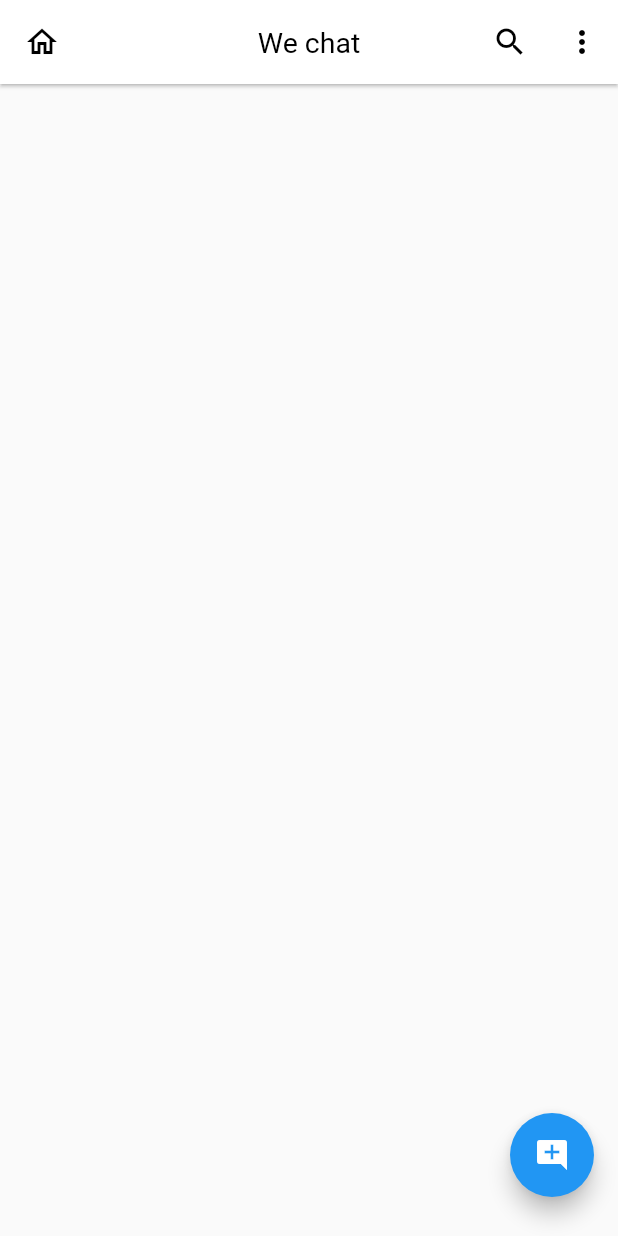
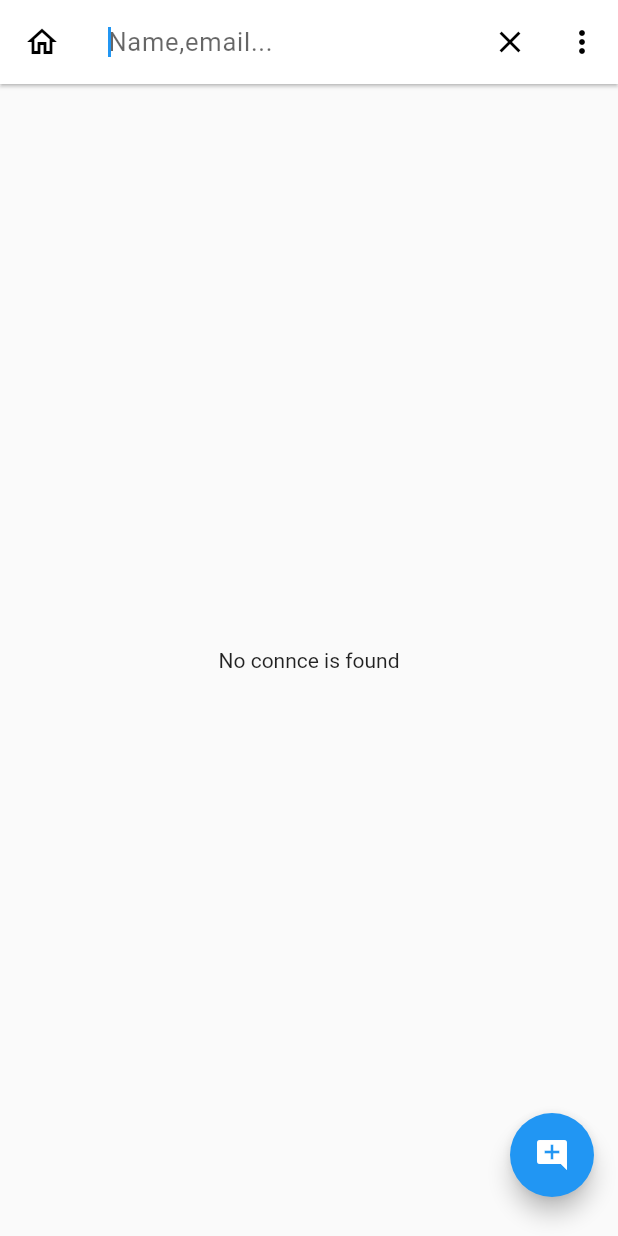
Before and after one commit to Intihar12/wayoutchatapp, a Flutter app: the HomeScreen screen opened directly, after a tap on the "search" icon, on a phone screen of 412 x 824 dp. Run offline on Flutter 3.47's test engine with Material 2 defaults, Android fonts, the light colour scheme and no system bars; our stand-ins replace cached_network_image, cloud_firestore, firebase_auth, firebase_core, google_sign_in, image_picker; accounts and stored records are empty.

Commit message:
first commit

```diff
--- a/lib/api/apis.dart
+++ b/lib/api/apis.dart
@@ -1,5 +1,48 @@
+import 'package:cloud_firestore/cloud_firestore.dart';
 import 'package:firebase_auth/firebase_auth.dart';
+
+import '../modals/chat_user_modal.dart';
 
 class Apis {
   static FirebaseAuth auth = FirebaseAuth.instance;
+  static FirebaseFirestore fireStore = FirebaseFirestore.instance;
+  static late ChatUserModal me;
+  static User get user => auth.currentUser!;
+  static Future<bool> isUserExist() async {
+    return (await fireStore.collection('Users').doc(user.uid).get()).exists;
+  }
+
+  static Future<void> updateUserProfile() async {
+    await fireStore.collection('Users').doc(user.uid).update({'name': me.name, 'about': me.about});
+  }
+
+  static Future<void> isSelfInfo() async {
+    return fireStore.collection('Users').doc(user.uid).get().then((value) async {
+      if (value.exists) {
+        me = ChatUserModal.fromJson(value.data());
+      } else {
+        await createUser().then((value) => isSelfInfo());
+      }
+    });
+  }
+
+  static Future<void> createUser() async {
+    final time = DateTime.now().microsecondsSinceEpoch.toString();
+    final chatUserModal = ChatUserModal(
+      id: user.uid,
+      email: user.email,
+      pushToken: "",
+      lastActive: time,
+      image: user.photoURL,
+      createAt: time,
+      isOnline: false,
+      name: user.displayName,
+      about: "He, i am using we chat",
+    );
+    return await fireStore.collection('Users').doc(user.uid).set(chatUserModal.toJson());
+  }
+
+  static Stream<QuerySnapshot<Map<String, dynamic>>> getAllUsers() {
+    return fireStore.collection('Users').where("id", isNotEqualTo: user.uid).snapshots();
+  }
 }
--- /dev/null
+++ b/lib/modals/chat_user_modal.dart
@@ -0,0 +1,36 @@
+class ChatUserModal {
+  String? name;
+  String? about;
+  String? image;
+  String? id;
+  String? lastActive;
+  String? createAt;
+  String? email;
+  String? pushToken;
+  bool? isOnline;
+
+  ChatUserModal({this.name, this.isOnline, this.about, this.createAt, this.id, this.image, this.email, this.lastActive, this.pushToken});
+
+  factory ChatUserModal.fromJson(Map<String, dynamic>? json) => ChatUserModal(
+      name: json?["name"],
+      about: json?["about"],
+      isOnline: json?["isOnline"],
+      createAt: json?["createAt"],
+      image: json?["image"] == null ? null : json?["image"],
+      email: json?["email"],
+      id: json?["id"],
+      lastActive: json?["lastActive"],
+      pushToken: json?["pushToken"]);
+
+  Map<String, dynamic> toJson() => {
+        "name": name,
+        "about": about,
+        "isOnline": isOnline,
+        "createAt": createAt,
+        "image": image,
+        "email": email,
+        "id": id,
+        "lastActive": lastActive,
+        "pushToken": pushToken
+      };
+}
--- a/lib/screens/home_screen.dart
+++ b/lib/screens/home_screen.dart
@@ -1,8 +1,12 @@
 import 'package:flutter/cupertino.dart';
 import 'package:flutter/material.dart';
 import 'package:google_sign_in/google_sign_in.dart';
+import 'package:wayoutchatapp/screens/profile_screen.dart';
 
 import '../api/apis.dart';
+import '../main.dart';
+import '../modals/chat_user_modal.dart';
+import '../widgets/cart_chat_user.dart';
 
 class HomeScreen extends StatefulWidget {
   const HomeScreen({Key? key}) : super(key: key);
@@ -12,9 +16,32 @@ class HomeScreen extends StatefulWidget {
 }
 
 class _HomeScreenState extends State<HomeScreen> {
+  List<ChatUserModal> list = [];
+  final List<ChatUserModal> searchList = [];
+  bool isSearch = false;
+  @override
+  void initState() {
+    // TODO: implement initState
+    Apis.isSelfInfo();
+    super.initState();
+  }
+
   @override
   Widget build(BuildContext context) {
-    return Scaffold(
+    return GestureDetector(
+      onTap: () => FocusScope.of(context).unfocus(),
+      child: WillPopScope(
+        onWillPop: () {
+          if (isSearch) {
+            setState(() {
+              isSearch = !isSearch;
+            });
+            return Future.value(false);
+          } else {
+            return Future.value(true);
+          }
+        },
+        child: Scaffold(
             floatingActionButton: Padding(
               padding: const EdgeInsets.only(bottom: 10.0),
               child: FloatingActionButton(
@@ -27,8 +54,79 @@ class _HomeScreenState extends State<HomeScreen> {
             ),
             appBar: AppBar(
               leading: Icon(Icons.home_outlined),
-        title: Text("We chat"),
-        actions: [IconButton(onPressed: () {}, icon: Icon(Icons.search)), IconButton(onPressed: () {}, icon: Icon(Icons.more_vert))],
+              title: isSearch
+                  ? TextField(
+                      decoration: InputDecoration(
+                        border: InputBorder.none,
+                        hintText: "Name,email...",
+                      ),
+                      autofocus: true,
+                      style: TextStyle(fontSize: 17, letterSpacing: 0.5),
+                      onChanged: (value) {
+                        searchList.clear();
+
+                        for (var i in list) {
+                          if (i.name!.toLowerCase().contains(value.toLowerCase()) || i.email!.toLowerCase().contains(value.toLowerCase())) {
+                            searchList.add(i);
+                          }
+                          setState(() {
+                            searchList;
+                          });
+                        }
+                      },
+                    )
+                  : Text("We chat"),
+              actions: [
+                IconButton(
+                    onPressed: () {
+                      setState(() {
+                        isSearch = !isSearch;
+                      });
+                    },
+                    icon: Icon(isSearch ? Icons.clear : Icons.search)),
+                IconButton(
+                    onPressed: () {
+                      Navigator.push(
+                          context,
+                          MaterialPageRoute(
+                              builder: (_) => ProfileScreen(
+                                    user: Apis.me,
+                                  )));
+                    },
+                    icon: Icon(Icons.more_vert))
+              ],
+            ),
+            body: StreamBuilder(
+                stream: Apis.getAllUsers(),
+                builder: (context, snapshot) {
+                  print("intuu snapshot: ${snapshot}");
+                  switch (snapshot.connectionState) {
+                    case ConnectionState.waiting:
+                    case ConnectionState.none:
+                      return Center(
+                        child: CircularProgressIndicator(),
+                      );
+                    case ConnectionState.active:
+                    case ConnectionState.done:
+                      final data = snapshot.data?.docs;
+
+                      list = data?.map((e) => ChatUserModal.fromJson(e.data())).toList() ?? [];
+
+                      if (list.isNotEmpty) {
+                        return ListView.builder(
+                            itemCount: isSearch ? searchList.length : list.length,
+                            padding: EdgeInsets.only(top: mq.height * .01),
+                            physics: BouncingScrollPhysics(),
+                            itemBuilder: (context, index) {
+                              return CartChatUser(
+                                user: isSearch ? searchList[index] : list[index],
+                              );
+                            });
+                      } else {
+                        return Center(child: Text("No connce is found"));
+                      }
+                  }
+                })),
       ),
     );
   }
--- a/pubspec.yaml
+++ b/pubspec.yaml
@@ -38,6 +38,9 @@ dependencies:
   firebase_core: ^2.11.0
   google_sign_in: ^6.1.0
   firebase_auth: ^4.5.0
+  cloud_firestore: ^4.6.0
+  cached_network_image: ^3.2.3
+  image_picker: ^0.8.7+5
 
 dev_dependencies:
   flutter_test:
```
Also changed, not shown: lib/screens/auth/login_screen.dart (+13 -4 lines), lib/screens/profile_screen.dart (added, +218 -0 lines), lib/widgets/cart_chat_user.dart (+42 -3 lines), pubspec.lock, 2 other files. Lines whose indentation alone changed are shown as unchanged.
